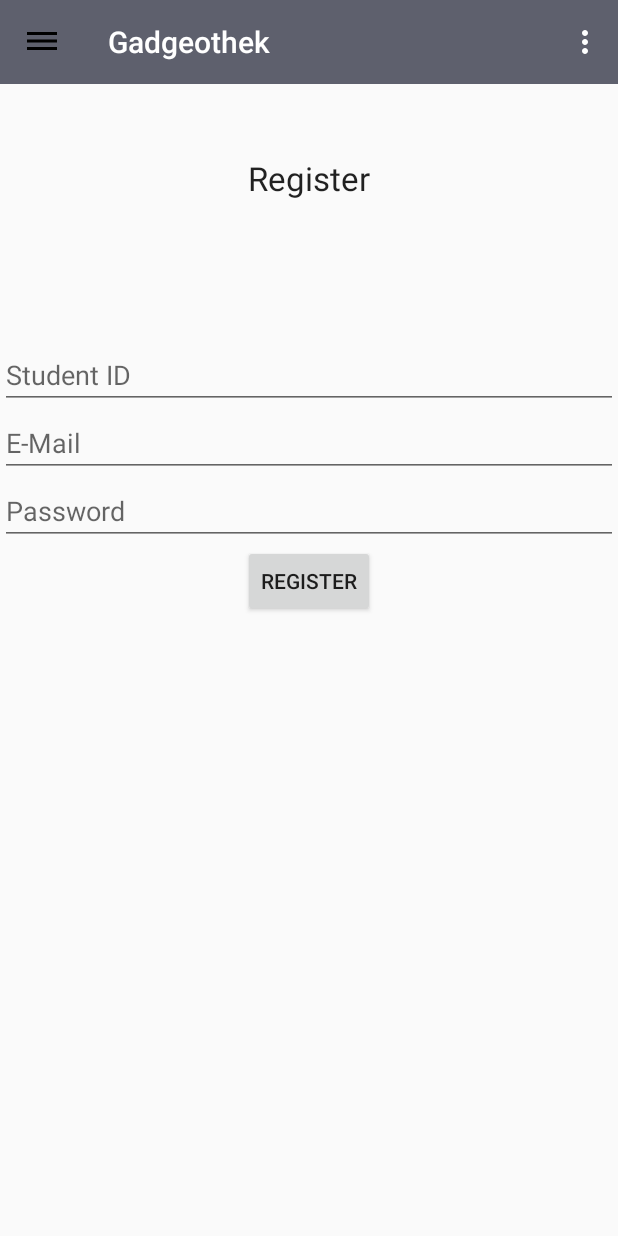
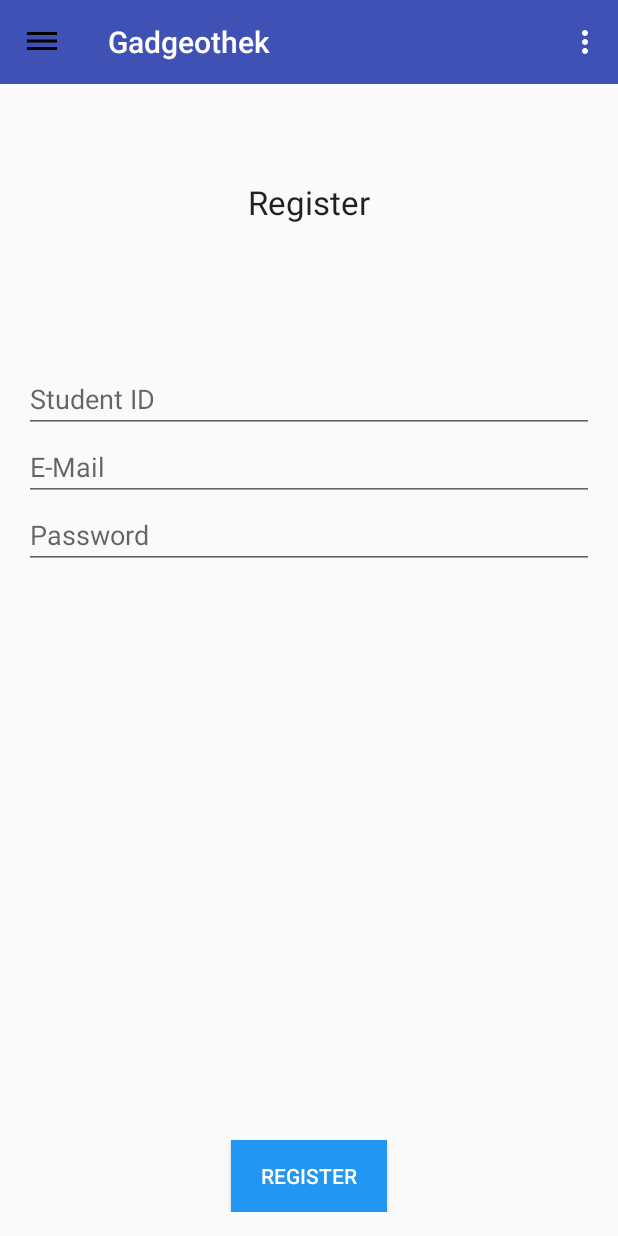
Before and after one commit to mexmirror/gadetothek, an Android app: the screen it shows after launch (MainActivity), after a tap on "REGISTER", on a phone screen of 412 x 824 dp. Run offline under Robolectric (Android 15) with nearby library versions, the light colour scheme and no system bars.

Commit message:
Material Design

```diff
--- a/app/build.gradle
+++ b/app/build.gradle
@@ -26,4 +26,5 @@ dependencies {
     compile 'com.ning:async-http-client:1.9.31'
     compile 'com.google.code.gson:gson:2.4'
     compile 'com.android.support:design:23.0.1'
+    compile 'com.android.support:recyclerview-v7:23.0.1'
 }
--- a/app/src/main/AndroidManifest.xml
+++ b/app/src/main/AndroidManifest.xml
@@ -10,7 +10,9 @@
         android:label="@string/app_name"
         android:supportsRtl="true"
         android:theme="@style/AppTheme" >
-        <activity android:name=".MainActivity" >
+        <activity
+            android:name=".MainActivity"
+            android:label="Gadgeothek">
             <intent-filter>
                 <action android:name="android.intent.action.MAIN" />
 
--- a/app/src/main/res/layout/fragment_register.xml
+++ b/app/src/main/res/layout/fragment_register.xml
@@ -1,6 +1,12 @@
 <RelativeLayout xmlns:android="http://schemas.android.com/apk/res/android"
-    xmlns:tools="http://schemas.android.com/tools" android:layout_width="match_parent"
-    android:layout_height="match_parent" tools:context="ch.hsr.mge.gadgeothek.RegisterFragment">
+    xmlns:tools="http://schemas.android.com/tools"
+    tools:context="ch.hsr.mge.gadgeothek.RegisterFragment"
+    android:layout_width="match_parent"
+    android:layout_height="match_parent"
+    android:paddingLeft="@dimen/activity_horizontal_margin"
+    android:paddingRight="@dimen/activity_horizontal_margin"
+    android:paddingTop="@dimen/activity_vertical_margin"
+    android:paddingBottom="@dimen/activity_vertical_margin">
 
     <TextView
         android:layout_width="wrap_content"
@@ -12,6 +18,7 @@
         android:layout_centerHorizontal="true"
         android:layout_marginTop="48dp" />
 
+
     <EditText
         android:layout_width="wrap_content"
         android:layout_height="wrap_content"
@@ -20,11 +27,11 @@
         android:id="@+id/reg_student_id"
         android:layout_below="@+id/reg_title"
         android:layout_marginTop="94dp"
-        android:layout_alignParentLeft="true"
-        android:layout_alignParentStart="true"
         android:layout_alignParentRight="true"
         android:layout_alignParentEnd="true"
-        android:hint="Student ID"/>
+        android:hint="Student ID"
+        android:layout_alignParentLeft="true"
+        android:layout_alignParentStart="true" />
 
     <EditText
         android:layout_width="wrap_content"
@@ -53,11 +60,12 @@
         android:hint="Password"/>
 
     <Button
+        style="@style/MyButtonStyle"
         android:layout_width="wrap_content"
         android:layout_height="wrap_content"
         android:text="Register"
-        android:id="@+id/reg_register"
-        android:layout_below="@+id/reg_password"
+        android:id="@+id/login_register"
+        android:layout_alignParentBottom="true"
         android:layout_centerHorizontal="true" />
 
 </RelativeLayout>
--- a/app/src/main/res/layout/fragment_settings.xml
+++ b/app/src/main/res/layout/fragment_settings.xml
@@ -41,6 +41,7 @@
 
 
     <Button
+        style="@style/MyButtonStyle"
         android:layout_width="wrap_content"
         android:layout_height="wrap_content"
         android:text="Connect"
--- a/app/src/main/res/values/colors.xml
+++ b/app/src/main/res/values/colors.xml
@@ -1,6 +1,6 @@
 <?xml version="1.0" encoding="utf-8"?>
 <resources>
-    <color name="colorPrimary">#5e606d</color>
-    <color name="colorPrimaryDark">#6e6c77</color>
-    <color name="colorAccent">#ff030a</color>
+    <color name="colorPrimary">#3F51B5</color>
+    <color name="colorPrimaryDark">#303F9F</color>
+    <color name="colorAccent">#64DD17</color>
 </resources>
--- a/app/src/main/res/values/strings.xml
+++ b/app/src/main/res/values/strings.xml
@@ -2,7 +2,7 @@
     <string name="app_name">Gadgeothek</string>
 
     <string name="hello_world">Hello world!</string>
-    <string name="action_settings">Settings</string>
+    <string name="action_settings">Server Settings</string>
     <string name="login">Login</string>
     <string name="loan">Loan</string>
     <string name="reservation">Reservation</string>
--- a/app/src/main/res/values/styles.xml
+++ b/app/src/main/res/values/styles.xml
@@ -8,4 +8,12 @@
         <item name="colorAccent">@color/colorAccent</item>
     </style>
 
+    <style name="MyButtonStyle">
+        <item name="android:background">#2196F3</item>
+        <item name="android:textColor">#FFFFFF</item>
+        <item name="android:height">32dp</item>
+        <item name="android:minWidth">104dp</item>
+        <item name="android:padding">8dp</item>
+    </style>
+
 </resources>
```
Also changed, not shown: app/src/main/res/layout/fragment_login.xml (+3 -12 lines), app/src/main/res/layout/fragment_reservation.xml (+19 -4 lines), app/src/main/res/drawable-hdpi/ic_action.png (added), app/src/main/res/drawable-ldpi/ic_action.png (added), app/src/main/res/drawable-mdpi/ic_action.png (added), app/src/main/res/drawable-xhdpi/ic_action.png (added), app/src/main/res/drawable-xxhdpi/ic_action.png (added), 2 other files.
